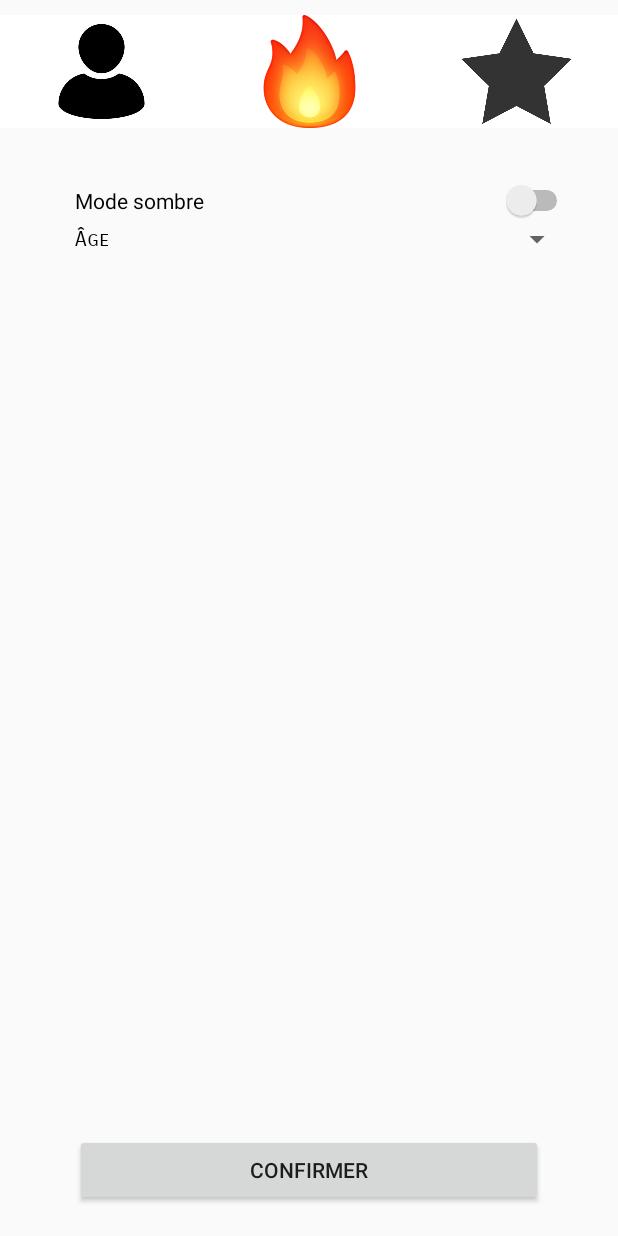
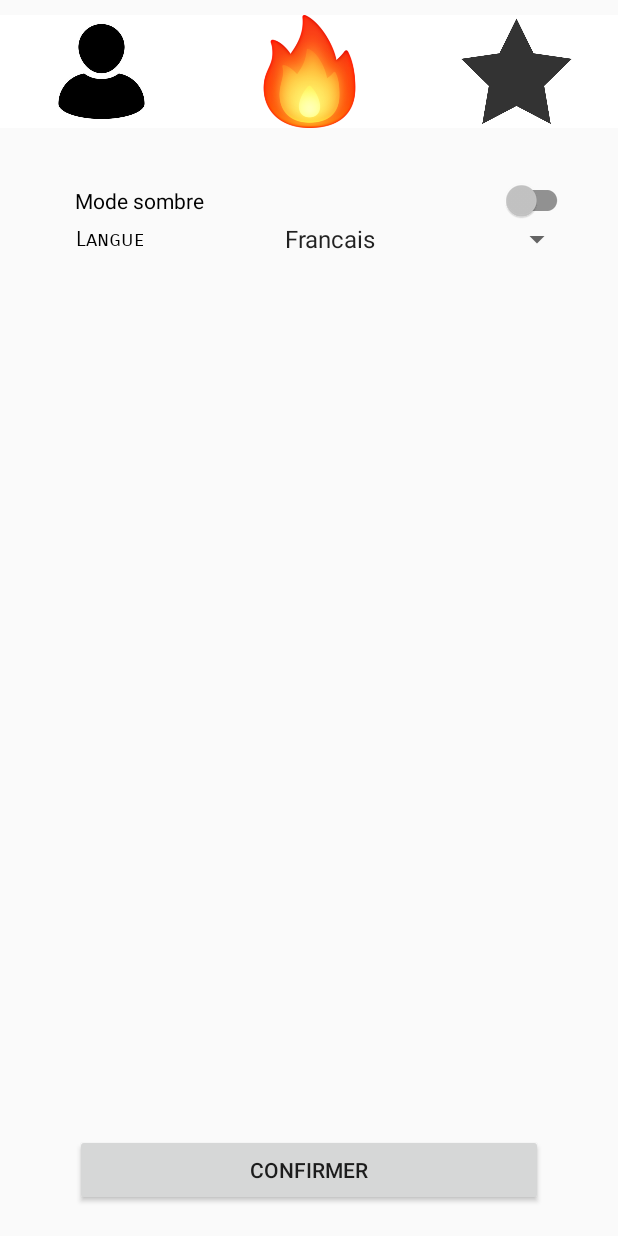
Before and after one commit to EloHello/TP5, an Android app: the AccountInfo screen opened directly, with no data from a screen before it, on a phone screen of 412 x 824 dp. Run offline under Robolectric (Android 15) with nearby library versions, the phone set to English and light mode, and no system bars.

```diff
--- a/app/src/main/java/ca/elohello/tp2/AccountInfo.java
+++ b/app/src/main/java/ca/elohello/tp2/AccountInfo.java
@@ -5,10 +5,16 @@ import androidx.appcompat.app.AppCompatActivity;
 
 import android.annotation.SuppressLint;
 import android.content.Intent;
+import android.content.res.Configuration;
 import android.os.Bundle;
 import android.view.View;
+import android.widget.AdapterView;
+import android.widget.ArrayAdapter;
 import android.widget.ImageButton;
+import android.widget.Spinner;
 import android.widget.TextView;
+
+import java.util.ArrayList;
 
 public class AccountInfo extends AppCompatActivity {
 
@@ -20,6 +26,8 @@ public class AccountInfo extends AppCompatActivity {
     protected void onCreate(Bundle savedInstanceState) {
         super.onCreate(savedInstanceState);
         setContentView(R.layout.account_screen);
+
+        Configuration config = new Configuration(getResources().getConfiguration());
 
         boutonMessages = (ImageButton) findViewById(R.id.messagerie);
 
@@ -41,6 +49,29 @@ public class AccountInfo extends AppCompatActivity {
             }
         });
 
+
+        final Spinner spinner = (Spinner) findViewById(R.id.spinnerLangue);
+        ArrayList<String> items = new ArrayList<>();
+
+        items.add("Francais");
+        items.add("English");
+
+        ArrayAdapter<String> adapter = new ArrayAdapter<String>(this,
+                android.R.layout.simple_spinner_item, items);
+        adapter.setDropDownViewResource(android.R.layout.simple_spinner_dropdown_item);
+        spinner.setAdapter(adapter);
+
+        spinner.setOnItemSelectedListener(new AdapterView.OnItemSelectedListener() {
+            @Override
+            public void onItemSelected(AdapterView<?> parent, View view, int position, long id) {
+            }
+
+            @Override
+            public void onNothingSelected(AdapterView<?> parent) {
+
+            }
+        });
+
     }
 
 
--- a/app/src/main/res/layout/account_screen.xml
+++ b/app/src/main/res/layout/account_screen.xml
@@ -62,8 +62,9 @@
         android:paddingRight="30dp">
 
 
-        <Switch
+        <androidx.appcompat.widget.SwitchCompat
             android:id="@+id/switch2"
+            style="@style/SwitchCompatStyle"
             android:layout_width="match_parent"
             android:layout_height="wrap_content"
             android:text="@string/darkmode" />
@@ -72,16 +73,20 @@
             android:layout_height="wrap_content">
 
             <TextView
-                android:id="@+id/nouveauAge"
+                android:id="@+id/language"
                 android:layout_width="wrap_content"
                 android:layout_height="wrap_content"
                 android:layout_centerVertical="true"
-                android:text="@string/age"
+                android:layout_marginEnd="86dp"
+                android:layout_marginRight="86dp"
+                android:layout_toStartOf="@+id/spinnerLangue"
+                android:layout_toLeftOf="@+id/spinnerLangue"
+                android:text="@string/language"
                 android:textColor="@color/colorPrimary"
                 app:fontFamily="sans-serif-smallcaps" />
 
             <Spinner
-                android:id="@+id/spinnerAge"
+                android:id="@+id/spinnerLangue"
                 android:layout_width="200dp"
                 android:layout_height="wrap_content"
                 android:layout_alignParentRight="true"
--- a/app/src/main/res/values/colors.xml
+++ b/app/src/main/res/values/colors.xml
@@ -3,6 +3,9 @@
     <color name="colorPrimary">#000000</color>
     <color name="colorPrimaryDark">#505250</color>
     <color name="colorAccent">#FFFFFF</color>
-    <color name="red">#ff0000</color>
-    <color name="green">#00ff00</color>
+    <color name="thumb">#C5C5C5</color>
+    <color name="bar">#919191</color>
+    <color name="green">#2F9739</color>
+    <color name="shadow">#919191</color>
+    <color name="frame_background">#000</color>
 </resources>
--- a/app/src/main/res/values/strings.xml
+++ b/app/src/main/res/values/strings.xml
@@ -24,6 +24,7 @@
     <string name="alreadyUser">Le nom d\'utilisateur est déjà utilisé!</string>
 
     <string name="darkmode">Mode sombre</string>
+    <string name="language">Langue</string>
 
     <string name="confirmPrefs">Confirmer</string>
 
--- a/app/src/main/res/values/styles.xml
+++ b/app/src/main/res/values/styles.xml
@@ -8,4 +8,9 @@
         <item name="colorAccent">@color/colorAccent</item>
     </style>
 
+    <style name="SwitchCompatStyle" >
+        <item name="thumbTint">@color/thumb</item>
+        <item name="trackTint">@color/bar</item>
+    </style>
+
 </resources>
```
Also changed, not shown: 1 other file.
